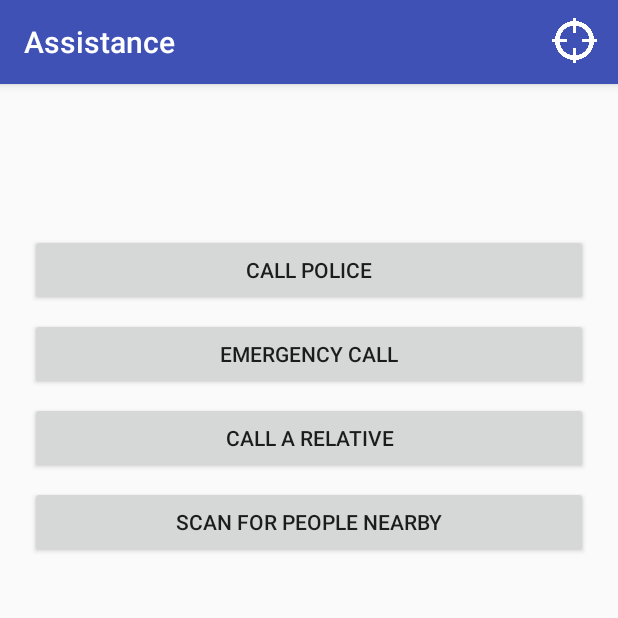
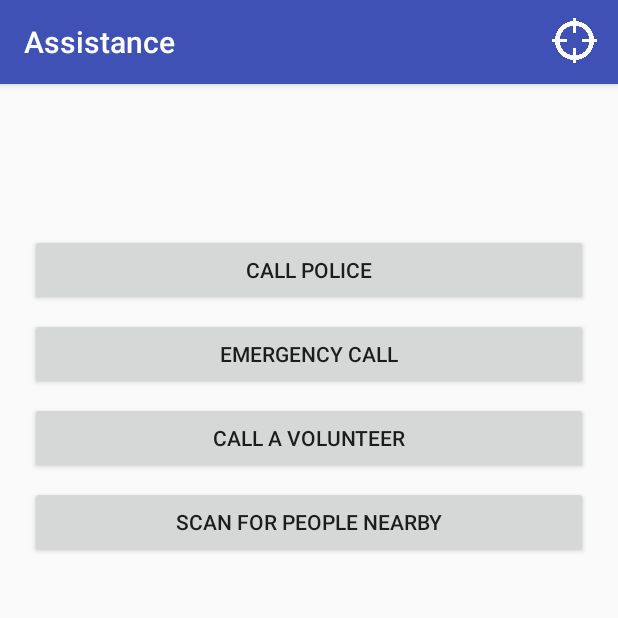
Before and after one commit to ARJH/Theia, an Android app: the AssistanceActivity screen opened directly, with no data from a screen before it, on a phone screen of 412 x 824 dp, the top half of it. Run offline under Robolectric (Android 15) with nearby library versions, the phone set to English and light mode, and no system bars.

Commit message:
Changed relative button label

```diff
--- a/Theia/app/src/main/res/layout/content_assistance.xml
+++ b/Theia/app/src/main/res/layout/content_assistance.xml
@@ -21,13 +21,13 @@
         app:layout_constraintTop_toTopOf="parent" />
 
     <Button
-        android:id="@+id/button_call_relative"
+        android:id="@+id/button_call_volunteer"
         android:layout_width="0dp"
         android:layout_height="wrap_content"
         android:layout_marginEnd="20dp"
         android:layout_marginStart="20dp"
         android:layout_marginTop="8dp"
-        android:text="@string/label_button_call_relative"
+        android:text="@string/label_button_call_volunteer"
         app:layout_constraintEnd_toEndOf="parent"
         app:layout_constraintHorizontal_bias="0.0"
         app:layout_constraintStart_toStartOf="parent"
@@ -44,7 +44,7 @@
         app:layout_constraintEnd_toEndOf="parent"
         app:layout_constraintHorizontal_bias="0.0"
         app:layout_constraintStart_toStartOf="parent"
-        app:layout_constraintTop_toBottomOf="@+id/button_call_relative" />
+        app:layout_constraintTop_toBottomOf="@+id/button_call_volunteer" />
 
     <Button
         android:id="@+id/button_emergency_call"
--- a/Theia/app/src/main/res/values/strings.xml
+++ b/Theia/app/src/main/res/values/strings.xml
@@ -10,7 +10,7 @@
     <string name="label_menu_item_assistance">Assistance</string>
     <string name="title_activity_assistance">Assistance</string>
     <string name="label_button_call_police">Call police</string>
-    <string name="label_button_call_relative">Call a relative</string>
+    <string name="label_button_call_volunteer">Call a volunteer</string>
     <string name="label_button_scan_people">Scan for people nearby</string>
     <string name="label_button_emergency_call">Emergency call</string>
     <string name="label_text_view_welcome_to">Welcome to %s!</string>
```
